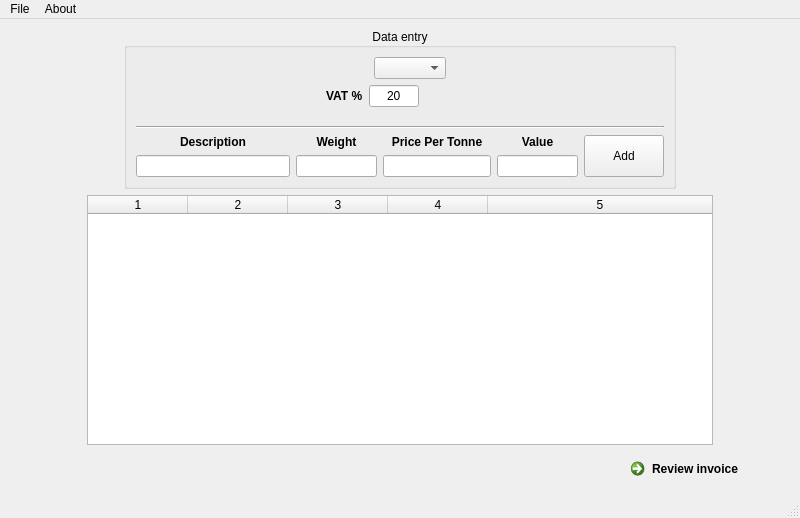
Old version of the form main_program/gui_interface_designs/invoice_window_design.ui in the repository yimenhfeifei/josm-invoice.
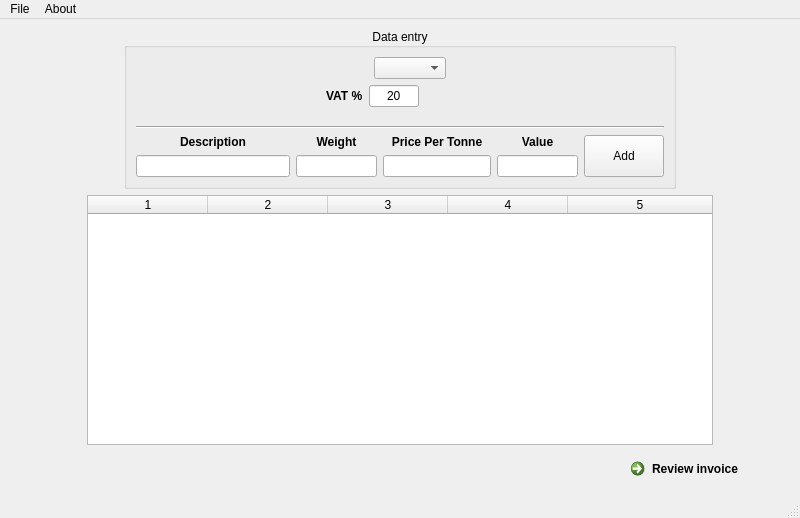
New version of the form. Custom widgets are drawn as their Qt base class.

What changed in the file:
```diff
--- a/main_program/gui_interface_designs/invoice_window_design.ui
+++ b/main_program/gui_interface_designs/invoice_window_design.ui
@@ -430,6 +430,18 @@
           <property name="columnCount">
            <number>5</number>
           </property>
+          <attribute name="horizontalHeaderDefaultSectionSize">
+           <number>120</number>
+          </attribute>
+          <attribute name="horizontalHeaderHighlightSections">
+           <bool>false</bool>
+          </attribute>
+          <attribute name="horizontalHeaderMinimumSectionSize">
+           <number>120</number>
+          </attribute>
+          <attribute name="horizontalHeaderShowSortIndicator" stdset="0">
+           <bool>false</bool>
+          </attribute>
           <attribute name="horizontalHeaderStretchLastSection">
            <bool>true</bool>
           </attribute>
```
Left out of the diff: 2 changed lines with no effect on the pictures.
